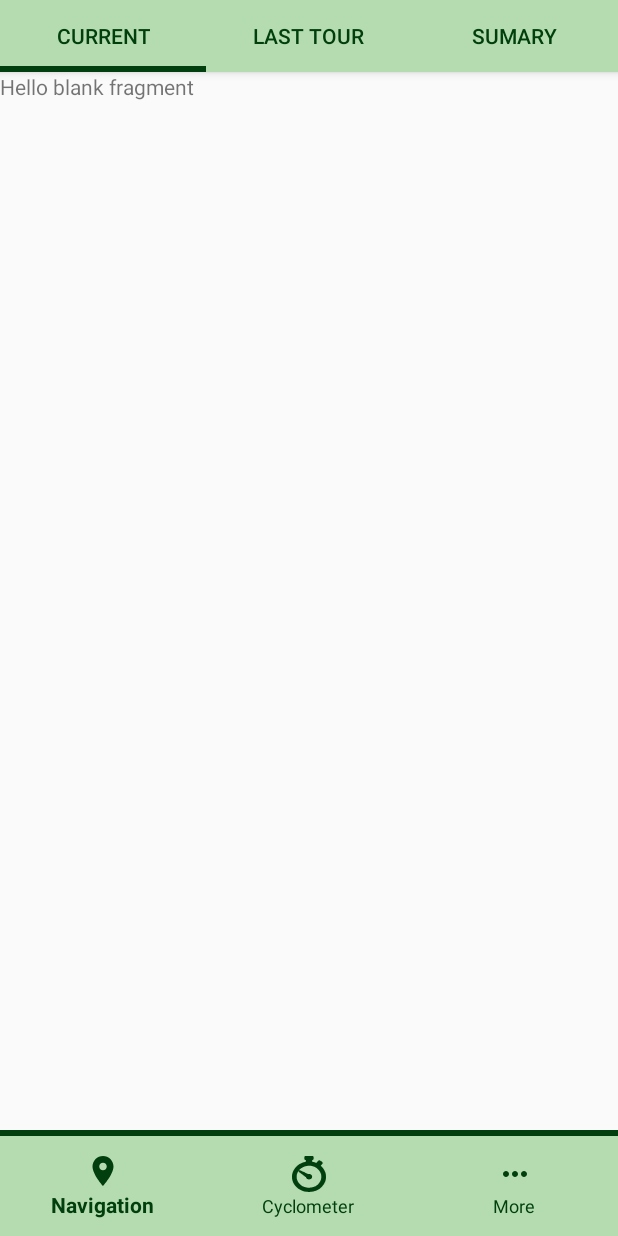
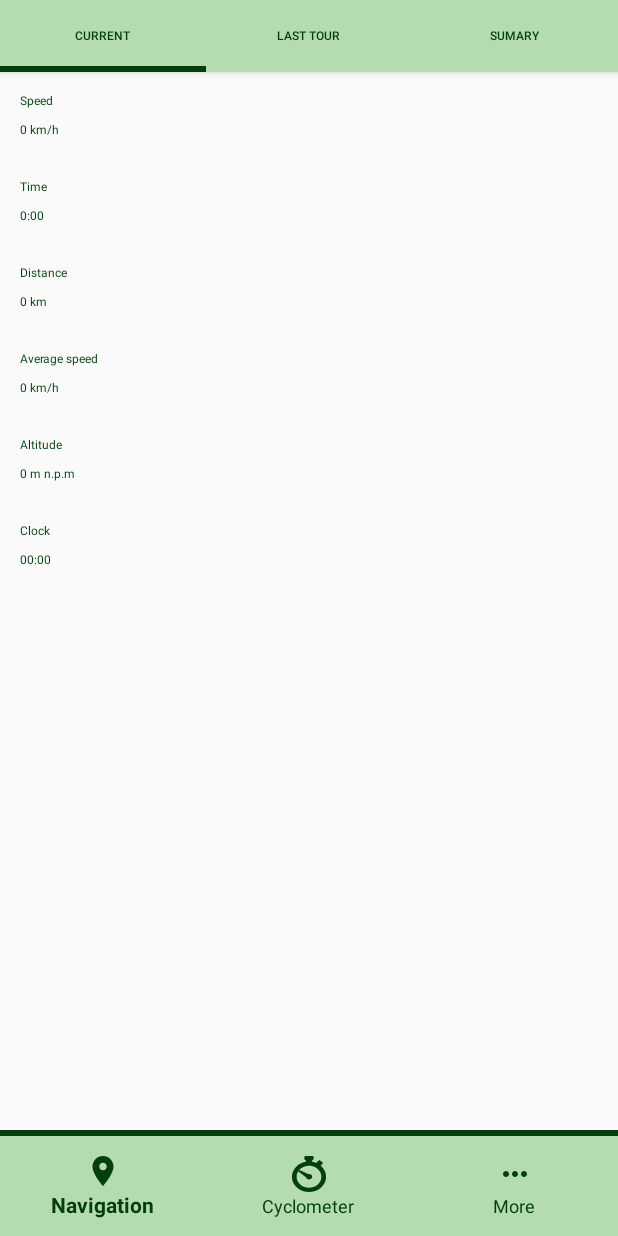
Before and after one commit to lukaszknitter/group-project, an Android app: the screen it shows after launch (MainActivity), on a phone screen of 412 x 824 dp. Run offline under Robolectric (Android 15) with nearby library versions, the phone set to English and light mode, and no system bars.

Commit message:
Layout for all cyclocomputer tabs

```diff
--- a/app/src/main/java/pg/groupproject/aruma/activities/MainActivity.java
+++ b/app/src/main/java/pg/groupproject/aruma/activities/MainActivity.java
@@ -12,9 +12,9 @@ import androidx.fragment.app.FragmentTransaction;
 import com.google.android.material.bottomnavigation.BottomNavigationView;
 
 import pg.groupproject.aruma.R;
-import pg.groupproject.aruma.fragments.CyclocomputerFragment;
 import pg.groupproject.aruma.fragments.MoreFragment;
 import pg.groupproject.aruma.fragments.NavigationFragment;
+import pg.groupproject.aruma.fragments.cyclocomputer.CyclocomputerFragment;
 
 public class MainActivity extends AppCompatActivity implements BottomNavigationView.OnNavigationItemSelectedListener {
 
--- a/app/src/main/java/pg/groupproject/aruma/fragments/CyclocomputerFragment.java
+++ b/app/src/main/java/pg/groupproject/aruma/fragments/cyclocomputer/CyclocomputerFragment.java
@@ -1,4 +1,4 @@
-package pg.groupproject.aruma.fragments;
+package pg.groupproject.aruma.fragments.cyclocomputer;
 
 
 import android.os.Bundle;
--- /dev/null
+++ b/app/src/main/java/pg/groupproject/aruma/fragments/cyclocomputer/CyclocomputerTabCurrentFragment.java
@@ -0,0 +1,30 @@
+package pg.groupproject.aruma.fragments.cyclocomputer;
+
+
+import android.os.Bundle;
+import android.view.LayoutInflater;
+import android.view.View;
+import android.view.ViewGroup;
+
+import androidx.fragment.app.Fragment;
+
+import pg.groupproject.aruma.R;
+/**
+ * A simple {@link Fragment} subclass.
+ */
+public class CyclocomputerTabCurrentFragment extends Fragment {
+
+
+    public CyclocomputerTabCurrentFragment() {
+        // Required empty public constructor
+    }
+
+
+    @Override
+    public View onCreateView(LayoutInflater inflater, ViewGroup container,
+                             Bundle savedInstanceState) {
+        // Inflate the layout for this fragment
+        return inflater.inflate(R.layout.fragment_cyclocomputer_tab_current, container, false);
+    }
+
+}
--- /dev/null
+++ b/app/src/main/java/pg/groupproject/aruma/fragments/cyclocomputer/CyclocomputerTabLastTourFragment.java
@@ -0,0 +1,30 @@
+package pg.groupproject.aruma.fragments.cyclocomputer;
+
+
+import android.os.Bundle;
+import android.view.LayoutInflater;
+import android.view.View;
+import android.view.ViewGroup;
+
+import androidx.fragment.app.Fragment;
+
+import pg.groupproject.aruma.R;
+/**
+ * A simple {@link Fragment} subclass.
+ */
+public class CyclocomputerTabLastTourFragment extends Fragment {
+
+
+    public CyclocomputerTabLastTourFragment() {
+        // Required empty public constructor
+    }
+
+
+    @Override
+    public View onCreateView(LayoutInflater inflater, ViewGroup container,
+                             Bundle savedInstanceState) {
+        // Inflate the layout for this fragment
+        return inflater.inflate(R.layout.fragment_cyclocomputer_tab_last_tour, container, false);
+    }
+
+}
--- a/app/src/main/java/pg/groupproject/aruma/fragments/TabsPagerAdapter.java
+++ b/app/src/main/java/pg/groupproject/aruma/fragments/cyclocomputer/TabsPagerAdapter.java
@@ -1,4 +1,4 @@
-package pg.groupproject.aruma.fragments;
+package pg.groupproject.aruma.fragments.cyclocomputer;
 
 import android.content.Context;
 
@@ -30,11 +30,11 @@ public class TabsPagerAdapter extends FragmentPagerAdapter {
     public Fragment getItem(int position) {
         switch (position) {
             case 0:
-                return new MoreFragment();
+                return new CyclocomputerTabCurrentFragment();
             case 1:
-                return new MoreFragment();
+                return new CyclocomputerTabLastTourFragment();
             case 2:
-                return new MoreFragment();
+                return new CyclocomputerTabSummaryFragment();
             default:
                 return null;
         }
--- a/app/src/main/res/drawable/ic_play_arrow_black_24dp.xml
+++ b/app/src/main/res/drawable/ic_stop_black_32dp.xml
@@ -1,5 +1,5 @@
-<vector android:height="24dp" android:tint="#01400E"
+<vector android:height="32dp" android:tint="#01400E"
     android:viewportHeight="24.0" android:viewportWidth="24.0"
-    android:width="24dp" xmlns:android="http://schemas.android.com/apk/res/android">
-    <path android:fillColor="#FF000000" android:pathData="M8,5v14l11,-7z"/>
+    android:width="32dp" xmlns:android="http://schemas.android.com/apk/res/android">
+    <path android:fillColor="#FF000000" android:pathData="M6,6h12v12H6z"/>
 </vector>
--- a/app/src/main/res/layout/fragment_cyclocomputer.xml
+++ b/app/src/main/res/layout/fragment_cyclocomputer.xml
@@ -19,6 +19,7 @@
             android:layout_height="wrap_content"
             android:background="@color/primaryLight"
             app:tabTextColor="@color/font"
+            app:tabTextAppearance="@style/CyclocomputerTabTextAppearance"
             app:tabIndicatorColor="@color/primaryDark"
             app:tabIndicatorHeight="4dp"
             />
--- /dev/null
+++ b/app/src/main/res/layout/fragment_cyclocomputer_tab_current.xml
@@ -0,0 +1,182 @@
+<FrameLayout xmlns:android="http://schemas.android.com/apk/res/android"
+    xmlns:tools="http://schemas.android.com/tools"
+    android:layout_width="match_parent"
+    android:layout_height="match_parent"
+    tools:context="pg.groupproject.aruma.fragments.cyclocomputer.CyclocomputerTabCurrentFragment">
+
+    <ScrollView
+        android:layout_width="match_parent"
+        android:layout_height="match_parent">
+
+        <LinearLayout
+            android:id="@+id/cyclocomputer_current"
+            android:layout_width="match_parent"
+            android:layout_height="wrap_content"
+            android:orientation="vertical">
+
+            <RelativeLayout
+            android:id="@+id/cyclocomputer_current_speed"
+            android:layout_width="match_parent"
+            android:layout_height="wrap_content"
+            android:layout_margin="@dimen/cyclocomputerMarginItem"
+                android:padding="5dp"
+            >
+            <TextView
+                android:id="@+id/cyclocomputer_current_speed_title"
+                android:layout_width="wrap_content"
+                android:layout_height="wrap_content"
+                android:text="@string/text_speed"
+                android:textColor="@color/font"
+                android:textSize="@dimen/fontSizeTitle"
+                />
+            <TextView
+                android:id="@+id/cyclocomputer_current_speed_value"
+                android:layout_width="wrap_content"
+                android:layout_height="wrap_content"
+                android:text="0 km/h"
+                android:textColor="@color/font"
+                android:layout_below="@id/cyclocomputer_current_speed_title"
+                android:textSize="@dimen/fontSizeValue"
+                android:layout_marginTop="@dimen/cyclocomputerMarginTopItemValue"
+                />
+        </RelativeLayout>
+
+            <RelativeLayout
+                android:id="@+id/cyclocomputer_current_time"
+                android:layout_width="match_parent"
+                android:layout_height="wrap_content"
+                android:layout_margin="@dimen/cyclocomputerMarginItem"
+                android:padding="5dp"
+                >
+                <TextView
+                    android:id="@+id/cyclocomputer_current_time_title"
+                    android:layout_width="wrap_content"
+                    android:layout_height="wrap_content"
+                    android:text="@string/text_time"
+                    android:textColor="@color/font"
+                    android:textSize="@dimen/fontSizeTitle"
+                    />
+                <TextView
+                    android:id="@+id/cyclocomputer_current_time_value"
+                    android:layout_width="wrap_content"
+                    android:layout_height="wrap_content"
+                    android:text="0:00"
+                    android:textColor="@color/font"
+                    android:layout_below="@id/cyclocomputer_current_time_title"
+                    android:textSize="@dimen/fontSizeValue"
+                    android:layout_marginTop="@dimen/cyclocomputerMarginTopItemValue"
+                    />
+            </RelativeLayout>
+
+            <RelativeLayout
+                android:id="@+id/cyclocomputer_current_distance"
+                android:layout_width="match_parent"
+                android:layout_height="wrap_content"
+                android:layout_margin="@dimen/cyclocomputerMarginItem"
+                android:padding="5dp"
+                >
+                <TextView
+                    android:id="@+id/cyclocomputer_current_distance_title"
+                    android:layout_width="wrap_content"
+                    android:layout_height="wrap_content"
+                    android:text="@string/text_distance"
+                    android:textColor="@color/font"
+                    android:textSize="@dimen/fontSizeTitle"
+                    />
+                <TextView
+                    android:id="@+id/cyclocomputer_current_distance_value"
+                    android:layout_width="wrap_content"
+                    android:layout_height="wrap_content"
+                    android:text="0 km"
+                    android:textColor="@color/font"
+                    android:layout_below="@id/cyclocomputer_current_distance_title"
+                    android:textSize="@dimen/fontSizeValue"
+                    android:layout_marginTop="@dimen/cyclocomputerMarginTopItemValue"
+                    />
+            </RelativeLayout>
+
+            <RelativeLayout
+                android:id="@+id/cyclocomputer_current_avgSpeed"
+                android:layout_width="match_parent"
+                android:layout_height="wrap_content"
+                android:layout_margin="@dimen/cyclocomputerMarginItem"
+                android:padding="5dp"
+                >
+                <TextView
+                    android:id="@+id/cyclocomputer_current_avgSpeed_title"
+                    android:layout_width="wrap_content"
+                    android:layout_height="wrap_content"
+                    android:text="@string/text_avg_speed"
+                    android:textColor="@color/font"
+                    android:textSize="@dimen/fontSizeTitle"
+                    />
+                <TextView
+                    android:id="@+id/cyclocomputer_current_avgSpeed_value"
+                    android:layout_width="wrap_content"
+                    android:layout_height="wrap_content"
+                    android:text="0 km/h"
+                    android:textColor="@color/font"
+                    android:layout_below="@id/cyclocomputer_current_avgSpeed_title"
+                    android:textSize="@dimen/fontSizeValue"
+                    android:layout_marginTop="@dimen/cyclocomputerMarginTopItemValue"
+                    />
+            </RelativeLayout>
+
+            <RelativeLayout
+                android:id="@+id/cyclocomputer_current_altitude"
+                android:layout_width="match_parent"
+                android:layout_height="wrap_content"
+                android:layout_margin="@dimen/cyclocomputerMarginItem"
+                android:padding="5dp"
+                >
+                <TextView
+                    android:id="@+id/cyclocomputer_current_altitude_title"
+                    android:layout_width="wrap_content"
+                    android:layout_height="wrap_content"
+                    android:text="@string/text_altitude"
+                    android:textColor="@color/font"
+                    android:textSize="@dimen/fontSizeTitle"
+                    />
+                <TextView
+                    android:id="@+id/cyclocomputer_current_altitude_value"
+                    android:layout_width="wrap_content"
+                    android:layout_height="wrap_content"
+                    android:text="0 m n.p.m"
+                    android:textColor="@color/font"
+                    android:layout_below="@id/cyclocomputer_current_altitude_title"
+                    android:textSize="@dimen/fontSizeValue"
+                    android:layout_marginTop="@dimen/cyclocomputerMarginTopItemValue"
+                    />
+            </RelativeLayout>
+
+            <RelativeLayout
+                android:id="@+id/cyclocomputer_current_clock"
+                android:layout_width="match_parent"
+                android:layout_height="wrap_content"
+                android:layout_margin="@dimen/cyclocomputerMarginItem"
+                android:padding="5dp"
+                >
+                <TextView
+                    android:id="@+id/cyclocomputer_current_clock_title"
+                    android:layout_width="wrap_content"
+                    android:layout_height="wrap_content"
+                    android:text="@string/text_clock"
+                    android:textColor="@color/font"
+                    android:textSize="@dimen/fontSizeTitle"
+                    />
+                <TextView
+                    android:id="@+id/cyclocomputer_current_clock_value"
+                    android:layout_width="wrap_content"
+                    android:layout_height="wrap_content"
+                    android:text="00:00"
+                    android:textColor="@color/font"
+                    android:layout_below="@id/cyclocomputer_current_clock_title"
+                    android:textSize="@dimen/fontSizeValue"
+                    android:layout_marginTop="@dimen/cyclocomputerMarginTopItemValue"
+                    />
+            </RelativeLayout>
+
+        </LinearLayout>
+    </ScrollView>
+
+</FrameLayout>
--- a/app/src/main/res/layout/fragment_navigation.xml
+++ b/app/src/main/res/layout/fragment_navigation.xml
@@ -90,6 +90,7 @@ android:layout_width="match_parent">
         android:layout_gravity="bottom|end"
         android:layout_margin="24dp"
         app:backgroundTint="@color/primaryLight"
-        app:srcCompat="@drawable/ic_play_arrow_black_24dp"/>
+        app:srcCompat="@drawable/ic_play_arrow_black_24dp"
+        app:maxImageSize="36dp"/>
 
 </androidx.coordinatorlayout.widget.CoordinatorLayout>
--- a/app/src/main/res/values/strings.xml
+++ b/app/src/main/res/values/strings.xml
@@ -9,7 +9,7 @@
     <string name="text_saved_points">Saved points</string>
 
     <!-- TODO: Remove or change this placeholder text -->
-    <string name="hello_blank_fragment" translatable="false">Hello blank fragment</string>
+    <string name="hello_blank_fragment">Hello blank fragment</string>
     <string name="text_speed">Speed</string>
     <string name="text_time">Time</string>
     <string name="text_clock">Clock</string>
@@ -17,5 +17,8 @@
     <string name="cyclocomputer_tab_current">Current</string>
     <string name="cyclocomputer_tab_last_tour">Last tour</string>
     <string name="cyclocomputer_tab_summary">Sumary</string>
+    <string name="text_distance">Distance</string>
+    <string name="text_altitude">Altitude</string>
+    <string name="text_avg_speed">Average speed</string>
 
 </resources>
--- a/app/src/main/res/values/styles.xml
+++ b/app/src/main/res/values/styles.xml
@@ -13,4 +13,10 @@
         <item name="windowNoTitle">true</item>
         <item name="android:windowFullscreen">true</item>
     </style>
+
+    <style name="CyclocomputerTabTextAppearance" parent="TextAppearance.Design.Tab">
+        <item name="android:textColor">@color/font</item>
+        <item name="android:textSize">@dimen/fontSizeSecondary</item>
+    </style>
+
 </resources>
```
Also changed, not shown: app/src/debug/res/values/dimen.xml (+5 -3 lines), app/src/main/java/pg/groupproject/aruma/fragments/cyclocomputer/CyclocomputerTabSummaryFragment.java (added, +30 -0 lines), app/src/main/res/layout/fragment_cyclocomputer_tab_last_tour.xml (added, +105 -0 lines), app/src/main/res/layout/fragment_cyclocomputer_tab_summary.xml (added, +105 -0 lines), 1 other file.
